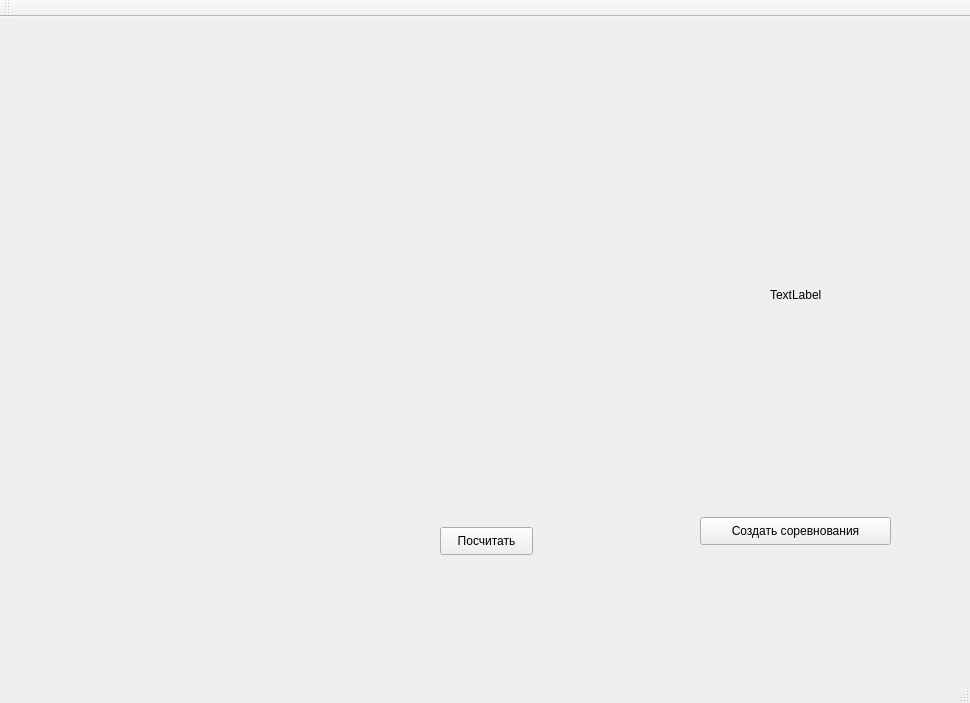
Qt form mainwindow.ui (Xofty1/SportCounter) before a commit.
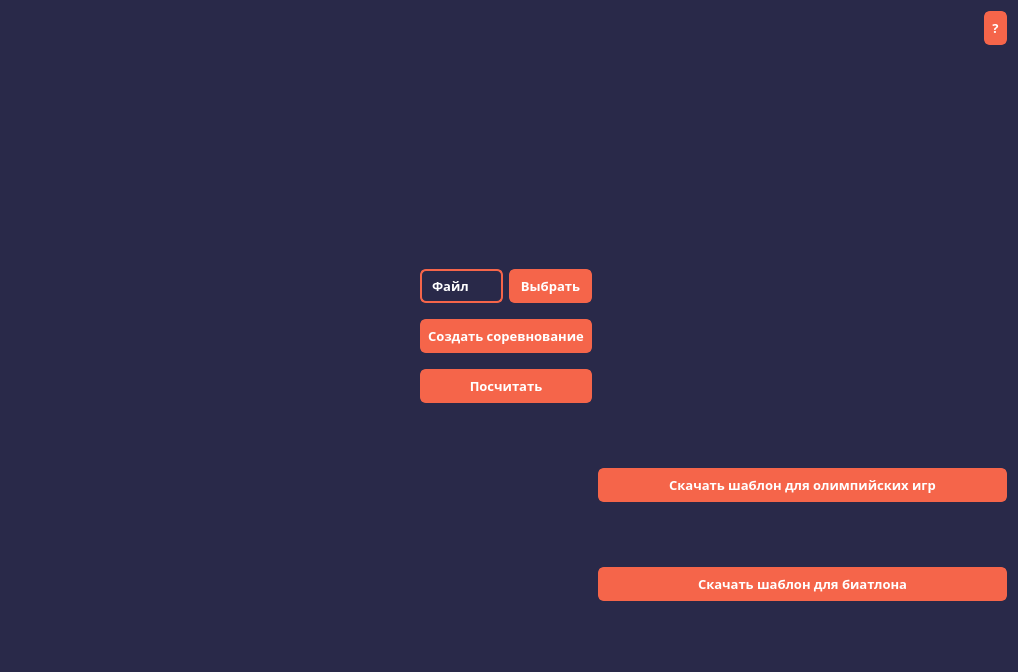
The same form after that commit.

What changed in the file:
```diff
--- a/mainwindow.ui
+++ b/mainwindow.ui
@@ -6,73 +6,380 @@
    <rect>
     <x>0</x>
     <y>0</y>
-    <width>970</width>
-    <height>703</height>
+    <width>1018</width>
+    <height>672</height>
    </rect>
   </property>
+  <property name="font">
+   <font>
+    <family>Montserrat SemiBold</family>
+    <pointsize>8</pointsize>
+    <weight>75</weight>
+    <bold>true</bold>
+   </font>
+  </property>
   <property name="windowTitle">
    <string>MainWindow</string>
   </property>
+  <property name="styleSheet">
+   <string notr="true">QMainWindow {
+    background-color: black;
+}</string>
+  </property>
   <widget class="QWidget" name="centralWidget">
-   <widget class="QPushButton" name="pushButton_answer">
-    <property name="geometry">
-     <rect>
-      <x>440</x>
-      <y>510</y>
-      <width>93</width>
-      <height>28</height>
-     </rect>
+   <property name="font">
+    <font>
+     <family>Montserrat SemiBold</family>
+     <pointsize>8</pointsize>
+     <weight>75</weight>
+     <bold>true</bold>
+    </font>
+   </property>
+   <property name="styleSheet">
+    <string notr="true">QWidget {
+    background-color: #292949;
+}</string>
+   </property>
+   <layout class="QVBoxLayout" name="verticalLayout">
+    <property name="sizeConstraint">
+     <enum>QLayout::SetDefaultConstraint</enum>
     </property>
-    <property name="text">
-     <string>Посчитать</string>
-    </property>
-   </widget>
-   <widget class="QLabel" name="label">
-    <property name="geometry">
-     <rect>
-      <x>770</x>
-      <y>270</y>
-      <width>55</width>
-      <height>16</height>
-     </rect>
-    </property>
-    <property name="text">
-     <string>TextLabel</string>
-    </property>
-   </widget>
-   <widget class="QPushButton" name="pushButton_createCompetition">
-    <property name="geometry">
-     <rect>
-      <x>700</x>
-      <y>500</y>
-      <width>191</width>
-      <height>28</height>
-     </rect>
-    </property>
-    <property name="text">
-     <string>Создать соревнования</string>
-    </property>
-   </widget>
+    <item>
+     <layout class="QGridLayout" name="gridLayout_2">
+      <item row="0" column="1">
+       <spacer name="verticalSpacer_2">
+        <property name="orientation">
+         <enum>Qt::Vertical</enum>
+        </property>
+        <property name="sizeHint" stdset="0">
+         <size>
+          <width>20</width>
+          <height>40</height>
+         </size>
+        </property>
+       </spacer>
+      </item>
+      <item row="1" column="2">
+       <spacer name="horizontalSpacer">
+        <property name="orientation">
+         <enum>Qt::Horizontal</enum>
+        </property>
+        <property name="sizeHint" stdset="0">
+         <size>
+          <width>40</width>
+          <height>20</height>
+         </size>
+        </property>
+       </spacer>
+      </item>
+      <item row="2" column="1">
+       <spacer name="verticalSpacer">
+        <property name="orientation">
+         <enum>Qt::Vertical</enum>
+        </property>
+        <property name="sizeType">
+         <enum>QSizePolicy::Expanding</enum>
+        </property>
+        <property name="sizeHint" stdset="0">
+         <size>
+          <width>20</width>
+          <height>40</height>
+         </size>
+        </property>
+       </spacer>
+      </item>
+      <item row="2" column="2">
+       <layout class="QVBoxLayout" name="verticalLayout_2">
+        <property name="sizeConstraint">
+         <enum>QLayout::SetDefaultConstraint</enum>
+        </property>
+        <item>
+         <widget class="QPushButton" name="pushButton_download_olympic_games">
+          <property name="sizePolicy">
+           <sizepolicy hsizetype="Minimum" vsizetype="Fixed">
+            <horstretch>0</horstretch>
+            <verstretch>0</verstretch>
+           </sizepolicy>
+          </property>
+          <property name="font">
+           <font>
+            <family>Montserrat SemiBold</family>
+            <pointsize>10</pointsize>
+            <weight>75</weight>
+            <bold>true</bold>
+           </font>
+          </property>
+          <property name="layoutDirection">
+           <enum>Qt::LeftToRight</enum>
+          </property>
+          <property name="autoFillBackground">
+           <bool>false</bool>
+          </property>
+          <property name="styleSheet">
+           <string notr="true">QPushButton {
+    background-color: #F5654A;
+    border: 2px solid #F5654A;
+    border-radius: 6px;
+    padding: 6px;
+    color: white;
+}
+
+QPushButton:hover {
+    background-color: #292949;
+    color: white;
+}</string>
+          </property>
+          <property name="text">
+           <string>Скачать шаблон для олимпийских игр</string>
+          </property>
+         </widget>
+        </item>
+        <item>
+         <widget class="QPushButton" name="pushButton_download_biathlon">
+          <property name="sizePolicy">
+           <sizepolicy hsizetype="Minimum" vsizetype="Fixed">
+            <horstretch>0</horstretch>
+            <verstretch>0</verstretch>
+           </sizepolicy>
+          </property>
+          <property name="font">
+           <font>
+            <family>Montserrat SemiBold</family>
+            <pointsize>10</pointsize>
+            <weight>75</weight>
+            <bold>true</bold>
+           </font>
+          </property>
+          <property name="styleSheet">
+           <string notr="true">QPushButton {
+    background-color: #F5654A;
+    border: 2px solid #F5654A;
+    border-radius: 6px;
+    padding: 6px;
+    color: white;
+}
+
+QPushButton:hover {
+    background-color: #292949;
+    color: white;
+}</string>
+          </property>
+          <property name="text">
+           <string>Скачать шаблон для биатлона</string>
+          </property>
+         </widget>
+        </item>
+       </layout>
+      </item>
+      <item row="0" column="2">
+       <layout class="QGridLayout" name="gridLayout_3">
+        <property name="sizeConstraint">
+         <enum>QLayout::SetMinimumSize</enum>
+        </property>
+        <item row="0" column="1">
+         <widget class="QPushButton" name="pushButton_info">
+          <property name="font">
+           <font>
+            <family>Montserrat SemiBold</family>
+            <pointsize>10</pointsize>
+            <weight>75</weight>
+            <bold>true</bold>
+           </font>
+          </property>
+          <property name="styleSheet">
+           <string notr="true">QPushButton {
+    background-color: #F5654A;
+    border: 2px solid #F5654A;
+    border-radius: 6px;
+    padding: 6px;
+    color: white;
+}
+
+QPushButton:hover {
+    background-color: #292949;
+    color: white;
+}</string>
+          </property>
+          <property name="text">
+           <string>?</string>
+          </property>
+         </widget>
+        </item>
+        <item row="0" column="0">
+         <spacer name="horizontalSpacer_3">
+          <property name="orientation">
+           <enum>Qt::Horizontal</enum>
+          </property>
+          <property name="sizeHint" stdset="0">
+           <size>
+            <width>40</width>
+            <height>20</height>
+           </size>
+          </property>
+         </spacer>
+        </item>
+        <item row="1" column="1">
+         <spacer name="verticalSpacer_3">
+          <property name="orientation">
+           <enum>Qt::Vertical</enum>
+          </property>
+          <property name="sizeHint" stdset="0">
+           <size>
+            <width>20</width>
+            <height>40</height>
+           </size>
+          </property>
+         </spacer>
+        </item>
+       </layout>
+      </item>
+      <item row="1" column="1">
+       <layout class="QVBoxLayout" name="verticalLayout_3">
+        <item>
+         <layout class="QHBoxLayout" name="horizontalLayout_2">
+          <item>
+           <widget class="QLabel" name="label">
+            <property name="font">
+             <font>
+              <family>Montserrat SemiBold</family>
+              <pointsize>10</pointsize>
+              <weight>75</weight>
+              <italic>false</italic>
+              <bold>true</bold>
+             </font>
+            </property>
+            <property name="toolTipDuration">
+             <number>-1</number>
+            </property>
+            <property name="styleSheet">
+             <string notr="true">QLabel {
+    color: white;
+    border: 2px solid #F5654A;
+    border-radius: 6px;
+    padding: 6px;
+}</string>
+            </property>
+            <property name="text">
+             <string>Файл</string>
+            </property>
+           </widget>
+          </item>
+          <item>
+           <widget class="QPushButton" name="pushButton_file_choose">
+            <property name="font">
+             <font>
+              <family>Montserrat SemiBold</family>
+              <pointsize>10</pointsize>
+              <weight>75</weight>
+              <bold>true</bold>
+             </font>
+            </property>
+            <property name="styleSheet">
+             <string notr="true">QPushButton {
+    background-color: #F5654A;
+    border: 2px solid #F5654A;
+    border-radius: 6px;
+    padding: 6px;
+    color: white;
+}
+
+QPushButton:hover {
+    background-color: #292949;
+    color: white;
+}</string>
+            </property>
+            <property name="text">
+             <string>Выбрать</string>
+            </property>
+           </widget>
+          </item>
+         </layout>
+        </item>
+        <item>
+         <widget class="QPushButton" name="pushButton_createCompetition">
+          <property name="font">
+           <font>
+            <family>Montserrat SemiBold</family>
+            <pointsize>10</pointsize>
+            <weight>75</weight>
+            <bold>true</bold>
+           </font>
+          </property>
+          <property name="styleSheet">
+           <string notr="true">QPushButton {
+    background-color: #F5654A;
+    border: 2px solid #F5654A;
+    border-radius: 6px;
+    padding: 6px;
+    color: white;
+    margin: 10px 0;
+}
+
+QPushButton:hover {
+    background-color: #292949;
+    color: white;
+}</string>
+          </property>
+          <property name="text">
+           <string>Создать соревнование</string>
+          </property>
+         </widget>
+        </item>
+        <item>
+         <widget class="QPushButton" name="pushButton_answer">
+          <property name="sizePolicy">
+           <sizepolicy hsizetype="Minimum" vsizetype="Fixed">
+            <horstretch>0</horstretch>
+            <verstretch>0</verstretch>
+           </sizepolicy>
+          </property>
+          <property name="font">
+           <font>
+            <family>Montserrat SemiBold</family>
+            <pointsize>10</pointsize>
+            <weight>75</weight>
+            <italic>false</italic>
+            <bold>true</bold>
+           </font>
+          </property>
+          <property name="styleSheet">
+           <string notr="true">QPushButton {
+    background-color: #F5654A;
+    border: 2px solid #F5654A;
+    border-radius: 6px;
+    padding: 6px;
+    color: white;
+}
+
+QPushButton:hover {
+    background-color: #292949;
+    color: white;
+}</string>
+          </property>
+          <property name="text">
+           <string>Посчитать</string>
+          </property>
+         </widget>
+        </item>
+       </layout>
+      </item>
+      <item row="1" column="0">
+       <spacer name="horizontalSpacer_2">
+        <property name="orientation">
+         <enum>Qt::Horizontal</enum>
+        </property>
+        <property name="sizeHint" stdset="0">
+         <size>
+          <width>40</width>
+          <height>20</height>
+         </size>
+        </property>
+       </spacer>
+      </item>
+     </layout>
+    </item>
+   </layout>
   </widget>
-  <widget class="QMenuBar" name="menuBar">
-   <property name="geometry">
-    <rect>
-     <x>0</x>
-     <y>0</y>
-     <width>970</width>
-     <height>26</height>
-    </rect>
-   </property>
-  </widget>
-  <widget class="QToolBar" name="mainToolBar">
-   <attribute name="toolBarArea">
-    <enum>TopToolBarArea</enum>
-   </attribute>
-   <attribute name="toolBarBreak">
-    <bool>false</bool>
-   </attribute>
-  </widget>
-  <widget class="QStatusBar" name="statusBar"/>
  </widget>
  <layoutdefault spacing="6" margin="11"/>
  <resources/>
```
